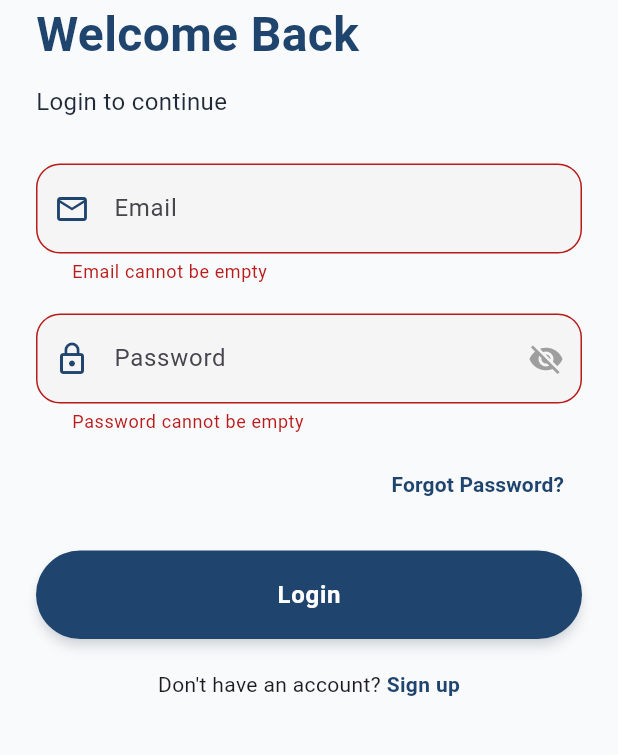
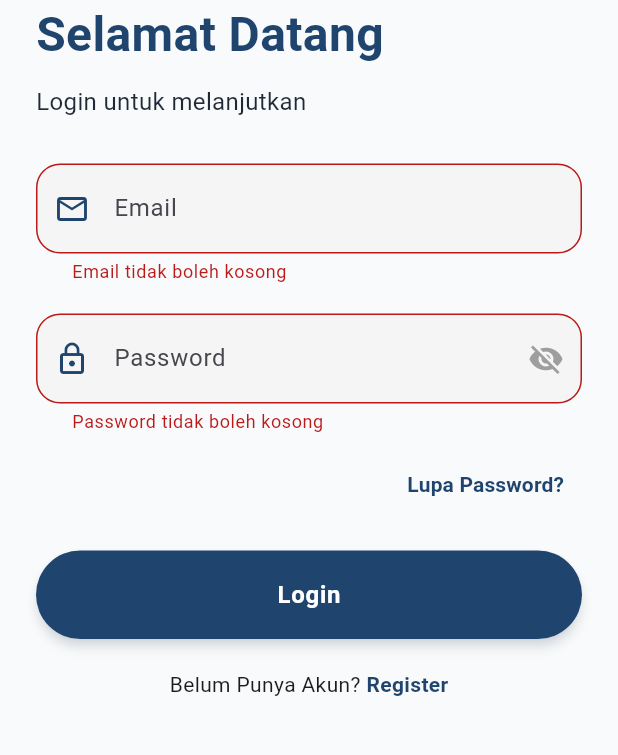
Before and after one commit to FarahAzhari/clockin_app, a Flutter app: the screen it shows after launch, after a tap on "Login", on a phone screen of 412 x 824 dp, the part 375-1130 px from its top. Run offline on Flutter 3.47's test engine with Material 3 defaults, Android fonts, the phone set to English and light mode, and no system bars; our stand-ins replace fl_chart, geocoding, geolocator, image_picker, shared_preferences; accounts and stored records are empty.

Commit message:
CHANGE: Language into Indonesian in Login Screen

```diff
--- a/lib/screens/auth/login_screen.dart
+++ b/lib/screens/auth/login_screen.dart
@@ -107,9 +107,12 @@ class _LoginScreenState extends State<LoginScreen> {
               crossAxisAlignment: CrossAxisAlignment.start,
               children: [
                 Center(child: AppLogo(height: 250, width: 250)),
-                const Text("Welcome Back", style: AppTextStyles.heading),
+                const Text("Selamat Datang", style: AppTextStyles.heading),
                 const SizedBox(height: 10),
-                const Text("Login to continue", style: AppTextStyles.normal),
+                const Text(
+                  "Login untuk melanjutkan",
+                  style: AppTextStyles.normal,
+                ),
                 const SizedBox(height: 30),
 
                 // Email
@@ -119,7 +122,7 @@ class _LoginScreenState extends State<LoginScreen> {
                   icon: Icons.email_outlined,
                   customValidator: (value) {
                     if (value == null || value.isEmpty) {
-                      return 'Email cannot be empty';
+                      return 'Email tidak boleh kosong';
                     }
                     return null;
                   },
@@ -140,7 +143,7 @@ class _LoginScreenState extends State<LoginScreen> {
                   },
                   customValidator: (value) {
                     if (value == null || value.isEmpty) {
-                      return 'Password cannot be empty';
+                      return 'Password tidak boleh kosong';
                     }
                     return null;
                   },
@@ -154,7 +157,7 @@ class _LoginScreenState extends State<LoginScreen> {
                       Navigator.pushNamed(context, AppRoutes.forgotPassword);
                     },
                     child: const Text(
-                      'Forgot Password?',
+                      'Lupa Password?',
                       style: TextStyle(
                         color: AppColors.primary,
                         fontWeight: FontWeight.bold,
@@ -177,12 +180,12 @@ class _LoginScreenState extends State<LoginScreen> {
                 Row(
                   mainAxisAlignment: MainAxisAlignment.center,
                   children: [
-                    const Text("Don't have an account? "),
+                    const Text("Belum Punya Akun? "),
                     GestureDetector(
                       onTap: () =>
                           Navigator.pushNamed(context, AppRoutes.register),
                       child: const Text(
-                        "Sign up",
+                        "Register",
                         style: TextStyle(
                           color: AppColors.primary,
                           fontWeight: FontWeight.bold,
```
